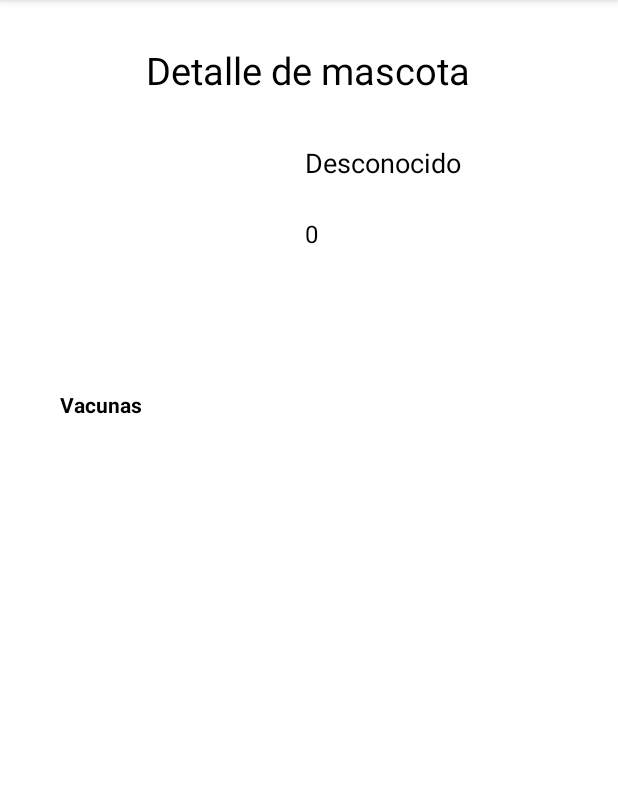
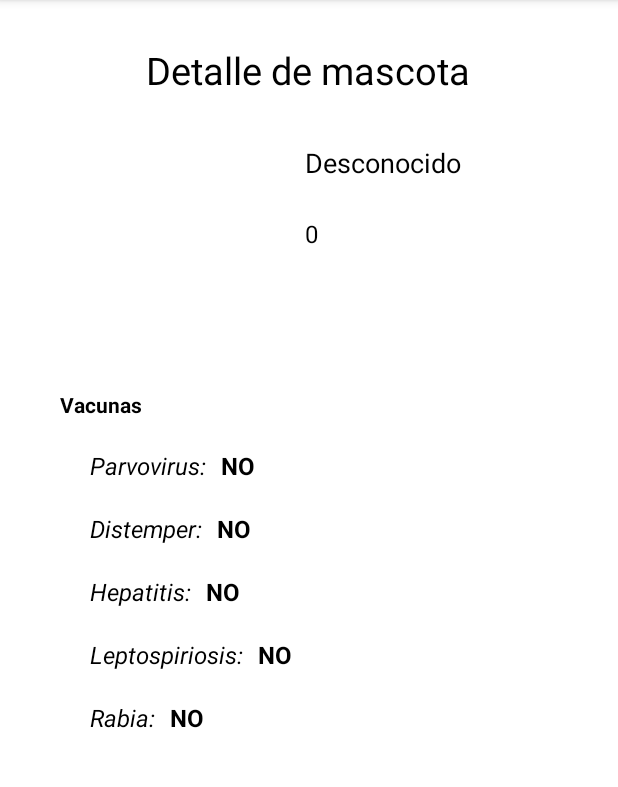
Before and after one commit to jreategui07/lab03-formulario-mascota, an Android app: the PetInfoDetailActivity screen opened directly, with no data from a screen before it, on a phone screen of 412 x 824 dp, the part 84-871 px from its top. Run offline under Robolectric (Android 15) with nearby library versions, the phone set to English and light mode, and no system bars.

Commit message:
Displaying vaccine pet info

```diff
--- a/app/src/main/java/com/example/lab03_formulario_mascota/PetInfoDetailActivity.kt
+++ b/app/src/main/java/com/example/lab03_formulario_mascota/PetInfoDetailActivity.kt
@@ -26,6 +26,12 @@ class PetInfoDetailActivity : AppCompatActivity() {
         tvNamePetInfo.text = petName
         tvAgePetInfo.text = petAge
 
+        tvHasPorvovirusVaccine.text = if(hasParvovirusVaccine) "SI" else "NO"
+        tvHasDistemperVaccine.text = if(hasDistemperVaccine) "SI" else "NO"
+        tvHasHepatitisVaccine.text = if(hasHepatitisVaccine) "SI" else "NO"
+        tvHasLeptospiriosisVaccine.text = if(hasLeptospiriosisVaccine) "SI" else "NO"
+        tvHasRabiaVaccine.text = if(hasRabiaVaccine) "SI" else "NO"
+
         println(petName)
         println(petAge)
         println(petType)
--- a/app/src/main/res/layout/activity_pet_info_detail.xml
+++ b/app/src/main/res/layout/activity_pet_info_detail.xml
@@ -26,7 +26,7 @@
         android:layout_height="wrap_content"
         android:layout_marginStart="30dp"
         android:text="[Nombre mascota]"
-        android:textColor="@color/black"
+        android:textColor="#000000"
         android:textSize="18sp"
         app:layout_constraintStart_toEndOf="@+id/ivPetInfo"
         app:layout_constraintTop_toTopOf="@+id/ivPetInfo" />
@@ -65,4 +65,135 @@
         android:textStyle="bold"
         app:layout_constraintStart_toStartOf="parent"
         app:layout_constraintTop_toBottomOf="@+id/ivPetInfo" />
+
+    <TextView
+        android:id="@+id/textView5"
+        android:layout_width="wrap_content"
+        android:layout_height="wrap_content"
+        android:layout_marginStart="60dp"
+        android:layout_marginTop="20dp"
+        android:text="Parvovirus:"
+        android:textColor="#000000"
+        android:textSize="16sp"
+        android:textStyle="italic"
+        app:layout_constraintStart_toStartOf="parent"
+        app:layout_constraintTop_toBottomOf="@+id/tvVaccinePetInfo" />
+
+    <TextView
+        android:id="@+id/textView6"
+        android:layout_width="wrap_content"
+        android:layout_height="wrap_content"
+        android:layout_marginStart="60dp"
+        android:layout_marginTop="20dp"
+        android:text="Distemper:"
+        android:textColor="#000000"
+        android:textSize="16sp"
+        android:textStyle="italic"
+        app:layout_constraintStart_toStartOf="parent"
+        app:layout_constraintTop_toBottomOf="@+id/textView5" />
+
+    <TextView
+        android:id="@+id/textView7"
+        android:layout_width="wrap_content"
+        android:layout_height="wrap_content"
+        android:layout_marginStart="60dp"
+        android:layout_marginTop="20dp"
+        android:text="Hepatitis:"
+        android:textColor="#000000"
+        android:textSize="16sp"
+        android:textStyle="italic"
+        app:layout_constraintStart_toStartOf="parent"
+        app:layout_constraintTop_toBottomOf="@+id/textView6" />
+
+    <TextView
+        android:id="@+id/textView8"
+        android:layout_width="wrap_content"
+        android:layout_height="wrap_content"
+        android:layout_marginStart="60dp"
+        android:layout_marginTop="20dp"
+        android:text="Leptospiriosis:"
+        android:textColor="#000000"
+        android:textSize="16sp"
+        android:textStyle="italic"
+        app:layout_constraintStart_toStartOf="parent"
+        app:layout_constraintTop_toBottomOf="@+id/textView7" />
+
+    <TextView
+        android:id="@+id/textView9"
+        android:layout_width="wrap_content"
+        android:layout_height="wrap_content"
+        android:layout_marginHorizontal="40dp"
+        android:layout_marginStart="60dp"
+        android:layout_marginTop="20dp"
+        android:text="Rabia:"
+        android:textColor="#000000"
+        android:textSize="16sp"
+        android:textStyle="italic"
+        app:layout_constraintStart_toStartOf="parent"
+        app:layout_constraintTop_toBottomOf="@+id/textView8" />
+
+    <TextView
+        android:id="@+id/tvHasPorvovirusVaccine"
+        android:layout_width="wrap_content"
+        android:layout_height="wrap_content"
+        android:layout_marginStart="10dp"
+        android:text="[Result]"
+        android:textColor="@color/black"
+        android:textSize="16sp"
+        android:textStyle="bold"
+        app:layout_constraintBottom_toBottomOf="@+id/textView5"
+        app:layout_constraintStart_toEndOf="@+id/textView5"
+        app:layout_constraintTop_toTopOf="@+id/textView5" />
+
+    <TextView
+        android:id="@+id/tvHasDistemperVaccine"
+        android:layout_width="wrap_content"
+        android:layout_height="wrap_content"
+        android:layout_marginStart="10dp"
+        android:text="[Result]"
+        android:textColor="@color/black"
+        android:textSize="16sp"
+        android:textStyle="bold"
+        app:layout_constraintBottom_toBottomOf="@+id/textView6"
+        app:layout_constraintStart_toEndOf="@+id/textView6"
+        app:layout_constraintTop_toTopOf="@+id/textView6" />
+
+    <TextView
+        android:id="@+id/tvHasHepatitisVaccine"
+        android:layout_width="wrap_content"
+        android:layout_height="wrap_content"
+        android:layout_marginStart="10dp"
+        android:text="[Result]"
+        android:textColor="@color/black"
+        android:textSize="16sp"
+        android:textStyle="bold"
+        app:layout_constraintBottom_toBottomOf="@+id/textView7"
+        app:layout_constraintStart_toEndOf="@+id/textView7"
+        app:layout_constraintTop_toTopOf="@+id/textView7" />
+
+    <TextView
+        android:id="@+id/tvHasLeptospiriosisVaccine"
+        android:layout_width="wrap_content"
+        android:layout_height="wrap_content"
+        android:layout_marginStart="10dp"
+        android:text="[Result]"
+        android:textColor="@color/black"
+        android:textSize="16sp"
+        android:textStyle="bold"
+        app:layout_constraintBottom_toBottomOf="@+id/textView8"
+        app:layout_constraintStart_toEndOf="@+id/textView8"
+        app:layout_constraintTop_toTopOf="@+id/textView8" />
+
+    <TextView
+        android:id="@+id/tvHasRabiaVaccine"
+        android:layout_width="wrap_content"
+        android:layout_height="wrap_content"
+        android:layout_marginStart="10dp"
+        android:text="[Result]"
+        android:textColor="@color/black"
+        android:textSize="16sp"
+        android:textStyle="bold"
+        app:layout_constraintBottom_toBottomOf="@+id/textView9"
+        app:layout_constraintStart_toEndOf="@+id/textView9"
+        app:layout_constraintTop_toTopOf="@+id/textView9" />
 </androidx.constraintlayout.widget.ConstraintLayout>
```
